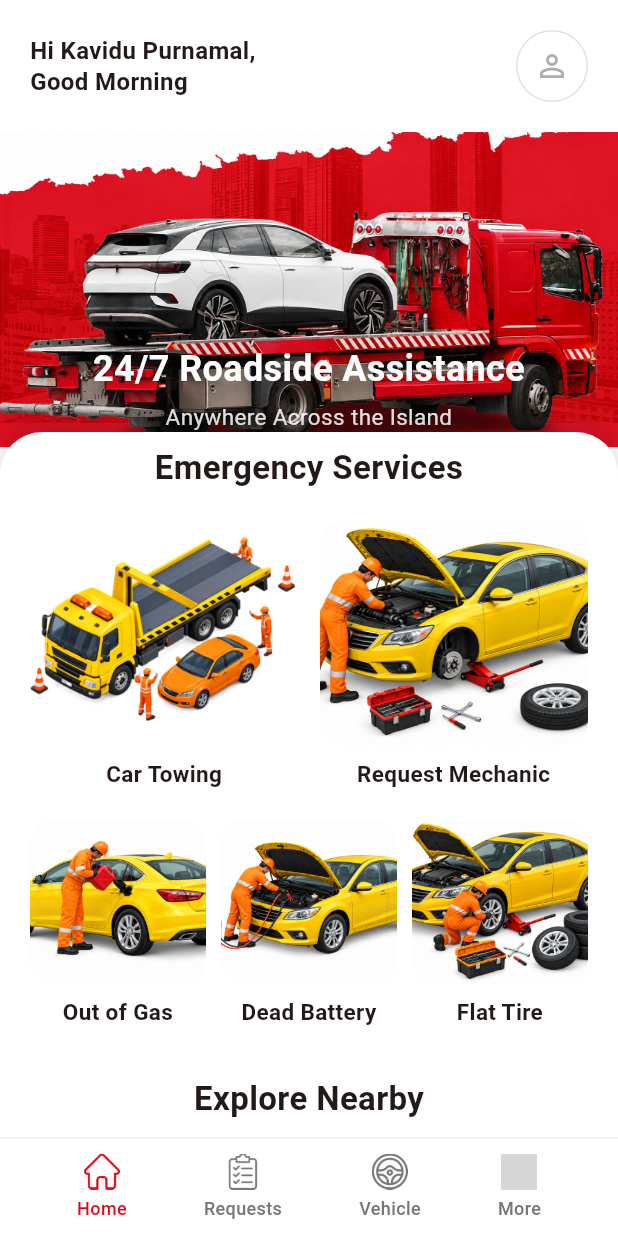
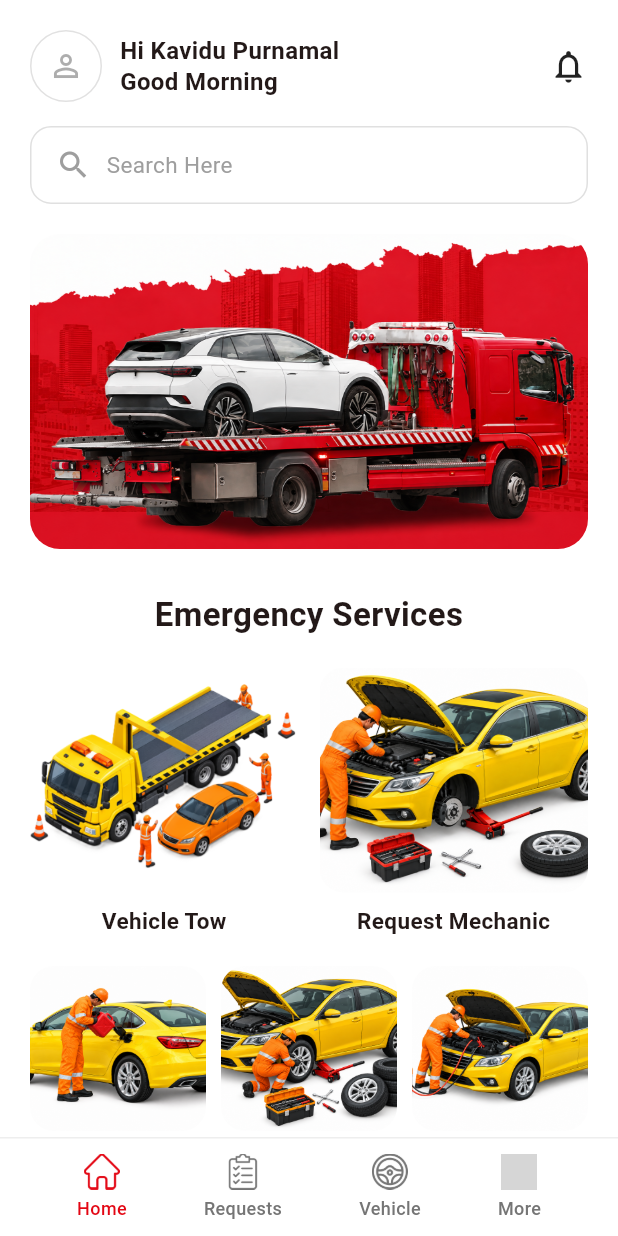
Before and after one commit to ChathuraAbeysinghe/RoadsideAssitance, a Flutter app: the first screen one second after launch, on a phone screen of 412 x 824 dp. Run offline on Flutter 3.47's test engine with Material 3 defaults, Android fonts, the phone set to English and light mode, and no system bars; our stand-ins replace cloud_firestore, firebase_auth, firebase_core, intl_phone_field, pin_code_fields; accounts and stored records are empty; grey boxes are pictures that could not be loaded.

Commit message:
Update home_page.dart

```diff
--- a/lib/features/home/home_page.dart
+++ b/lib/features/home/home_page.dart
@@ -1,15 +1,60 @@
+import 'dart:async';
+
 import 'package:flutter/material.dart';
 
-class HomePage extends StatelessWidget {
+class HomePage extends StatefulWidget {
   final String userName;
 
   const HomePage({super.key, this.userName = 'Kavidu Purnamal'});
+
+  @override
+  State<HomePage> createState() => _HomePageState();
+}
+
+class _HomePageState extends State<HomePage> {
+  // Add / remove image paths here — the carousel adapts to however many you put.
+  final List<String> _heroImages = const [
+    'assets/images/hero.png',
+    'assets/images/hero2.png',
+    'assets/images/hero3.png',
+  ];
+
+  late final PageController _heroController;
+  Timer? _heroTimer;
+  int _currentHeroPage = 0;
 
   String get _greeting {
     final hour = DateTime.now().hour;
     if (hour < 12) return 'Good Morning';
     if (hour < 17) return 'Good Afternoon';
     return 'Good Evening';
+  }
+
+  @override
+  void initState() {
+    super.initState();
+    _heroController = PageController(initialPage: 0);
+    _startHeroTimer();
+  }
+
+  void _startHeroTimer() {
+    _heroTimer?.cancel();
+    _heroTimer = Timer.periodic(const Duration(seconds: 5), (timer) {
+      if (!mounted || !_heroController.hasClients) return;
+      _currentHeroPage = (_currentHeroPage + 1) % _heroImages.length;
+      _heroController.animateToPage(
+        _currentHeroPage,
+        duration: const Duration(milliseconds: 500),
+        curve: Curves.easeInOut,
+      );
+    });
+  }
+
+  @override
+  void dispose() {
+    _heroTimer?.cancel();
+    _heroController.dispose();
+    super.dispose();
   }
 
   @override
@@ -20,22 +65,18 @@ class HomePage extends StatelessWidget {
         bottom: false,
         child: Column(
           children: [
-            // Fixed greeting header
+            // Everything below this point (including the search bar) scrolls together.
+            Expanded(
+              child: SingleChildScrollView(
+                child: Column(
+                  crossAxisAlignment: CrossAxisAlignment.start,
+                  children: [
+                    // Greeting header
                     Padding(
-              padding: const EdgeInsets.fromLTRB(20, 20, 20, 20),
+                      padding: const EdgeInsets.fromLTRB(20, 20, 20, 16),
                       child: Row(
                         mainAxisAlignment: MainAxisAlignment.spaceBetween,
                         children: [
-                  Expanded(
-                    child: Text(
-                      'Hi $userName,\n$_greeting',
-                      style: const TextStyle(
-                        fontSize: 16,
-                        fontWeight: FontWeight.bold,
-                        height: 1.3,
-                      ),
-                    ),
-                  ),
                           Container(
                             width: 48,
                             height: 48,
@@ -50,87 +91,88 @@ class HomePage extends StatelessWidget {
                               color: const Color.fromARGB(151, 117, 117, 117),
                             ),
                           ),
+                          Expanded(
+                            child: Padding(
+                              padding: const EdgeInsets.symmetric(
+                                horizontal: 12,
+                              ),
+                              child: Text(
+                                'Hi ${widget.userName}\n$_greeting',
+                                style: const TextStyle(
+                                  fontSize: 16,
+                                  fontWeight: FontWeight.bold,
+                                  height: 1.3,
+                                ),
+                              ),
+                            ),
+                          ),
+                          Icon(
+                            Icons.notifications_none,
+                            size: 26,
+                            color: Colors.black87,
+                          ),
                         ],
                       ),
                     ),
 
-            // Keep the hero behind the scrollable service sheet.
-            Expanded(
-              child: Stack(
+                    // Search bar
+                    Padding(
+                      padding: const EdgeInsets.symmetric(horizontal: 20),
+                      child: Container(
+                        height: 52,
+                        padding: const EdgeInsets.symmetric(horizontal: 16),
+                        decoration: BoxDecoration(
+                          borderRadius: BorderRadius.circular(14),
+                          border: Border.all(color: Colors.grey.shade300),
+                        ),
+                        child: Row(
                           children: [
-                  SizedBox(
-                    height: 210,
-                    width: double.infinity,
-                    child: Stack(
-                      children: [
-                        Positioned.fill(
-                          child: Image.asset(
-                            'assets/images/hero.png',
-                            fit: BoxFit.cover,
-                            errorBuilder: (context, error, stackTrace) =>
-                                Container(color: const Color(0xFFE30613)),
-                          ),
-                        ),
-                        Positioned(
-                          left: 20,
-                          bottom: 10,
-                          right: 20,
-                          child: Column(
-                            crossAxisAlignment: CrossAxisAlignment.center,
-                            children: [
-                              const Text(
-                                '24/7 Roadside Assistance',
-                                textAlign: TextAlign.center,
-                                style: TextStyle(
-                                  fontSize: 24,
-                                  fontWeight: FontWeight.bold,
-                                  color: Color.fromARGB(255, 255, 254, 254),
-                                ),
-                              ),
-                              const SizedBox(height: 4),
+                            Icon(Icons.search, color: Colors.grey.shade500),
+                            const SizedBox(width: 10),
                             Text(
-                                'Anywhere Across the Island',
-                                textAlign: TextAlign.center,
+                              'Search Here',
                               style: TextStyle(
                                 fontSize: 15,
-                                  color: Colors.white.withValues(alpha: 0.9),
+                                color: Colors.grey.shade500,
                               ),
                             ),
                           ],
                         ),
                       ),
-                      ],
+                    ),
+                    const SizedBox(height: 20),
+
+                    // Auto-rotating hero carousel (changes image every 5 seconds)
+                    Padding(
+                      padding: const EdgeInsets.symmetric(horizontal: 20),
+                      child: ClipRRect(
+                        borderRadius: BorderRadius.circular(20),
+                        child: SizedBox(
+                          height: 210,
+                          width: double.infinity,
+                          child: PageView.builder(
+                            controller: _heroController,
+                            itemCount: _heroImages.length,
+                            onPageChanged: (index) {
+                              _currentHeroPage = index;
+                            },
+                            itemBuilder: (context, index) {
+                              return Image.asset(
+                                _heroImages[index],
+                                fit: BoxFit.cover,
+                                errorBuilder: (context, error, stackTrace) =>
+                                    Container(color: const Color(0xFFE30613)),
+                              );
+                            },
                           ),
                         ),
-                  SingleChildScrollView(
-                    child: Column(
-                      crossAxisAlignment: CrossAxisAlignment.start,
-                      children: [
-                        const SizedBox(height: 200),
-                        Container(
-                          decoration: const BoxDecoration(
-                            color: Colors.white,
-                            borderRadius: BorderRadius.vertical(
-                              top: Radius.circular(28),
                       ),
-                            boxShadow: [
-                              BoxShadow(
-                                color: Color(0x26000000),
-                                blurRadius: 14,
-                                offset: Offset(0, -4),
                     ),
-                            ],
-                          ),
-                          child: Column(
-                            crossAxisAlignment: CrossAxisAlignment.start,
-                            children: [
-                              const SizedBox(height: 8),
+                    const SizedBox(height: 28),
 
-                              // "What do you need help with?" section
+                    // Emergency Services section
                     Padding(
-                                padding: const EdgeInsets.symmetric(
-                                  horizontal: 20,
-                                ),
+                      padding: const EdgeInsets.symmetric(horizontal: 20),
                       child: Column(
                         crossAxisAlignment: CrossAxisAlignment.center,
                         children: [
@@ -149,9 +191,8 @@ class HomePage extends StatelessWidget {
                             children: [
                               Expanded(
                                 child: _ServiceItem(
-                                            label: 'Car Towing',
-                                            imagePath:
-                                                'assets/images/towing.png',
+                                  label: 'Vehicle Tow',
+                                  imagePath: 'assets/images/towing.png',
                                   height: 150,
                                 ),
                               ),
@@ -159,8 +200,7 @@ class HomePage extends StatelessWidget {
                               Expanded(
                                 child: _ServiceItem(
                                   label: 'Request Mechanic',
-                                            imagePath:
-                                                'assets/images/mechanic.png',
+                                  imagePath: 'assets/images/mechanic.png',
                                   height: 150,
                                 ),
                               ),
@@ -173,18 +213,8 @@ class HomePage extends StatelessWidget {
                             children: [
                               Expanded(
                                 child: _ServiceItem(
-                                            label: 'Out of Gas',
-                                            imagePath:
-                                                'assets/images/outoffuel.png',
-                                            height: 110,
-                                          ),
-                                        ),
-                                        const SizedBox(width: 10),
-                                        Expanded(
-                                          child: _ServiceItem(
-                                            label: 'Dead Battery',
-                                            imagePath:
-                                                'assets/images/jumpstart.png',
+                                  label: 'Request Fuel',
+                                  imagePath: 'assets/images/outoffuel.png',
                                   height: 110,
                                 ),
                               ),
@@ -192,54 +222,30 @@ class HomePage extends StatelessWidget {
                               Expanded(
                                 child: _ServiceItem(
                                   label: 'Flat Tire',
-                                            imagePath:
-                                                'assets/images/flattire.png',
+                                  imagePath: 'assets/images/flattire.png',
+                                  height: 110,
+                                ),
+                              ),
+                              const SizedBox(width: 10),
+                              Expanded(
+                                child: _ServiceItem(
+                                  label: 'Jump Start',
+                                  imagePath: 'assets/images/jumpstart.png',
                                   height: 110,
                                 ),
                               ),
                             ],
                           ),
                           const SizedBox(height: 32),
-
-                                    const Text(
-                                      'Explore Nearby',
-                                      style: TextStyle(
-                                        fontSize: 22,
-                                        fontWeight: FontWeight.bold,
-                                      ),
-                                    ),
-                                    const SizedBox(height: 16),
-
-                                    ClipRRect(
-                                      borderRadius: BorderRadius.circular(16),
-                                      child: Image.asset(
-                                        'assets/images/autoshop.jpg',
-                                        height: 130,
-                                        width: double.infinity,
-                                        fit: BoxFit.cover,
-                                        errorBuilder:
-                                            (context, error, stackTrace) =>
-                                                Container(
-                                                  height: 130,
-                                                  color: Colors.grey.shade300,
-                                                ),
-                                      ),
-                                    ),
-                                    const SizedBox(height: 24),
                         ],
                       ),
                     ),
                   ],
                 ),
               ),
-                      ],
-                    ),
-                  ),
-                ],
-              ),
             ),
 
-            // Bottom navigation bar
+            // Bottom navigation bar (fixed, does not scroll)
             SafeArea(top: false, child: _BottomNavBar()),
           ],
         ),
@@ -356,25 +362,3 @@ class _NavItem extends StatelessWidget {
     );
   }
 }
-
-/// Creates a gentle upward curve on the bottom edge of the hero banner,
-/// so the white section below blends smoothly into the image.
-class _CurveClipper extends CustomClipper<Path> {
-  @override
-  Path getClip(Size size) {
-    final path = Path();
-    path.lineTo(0, size.height * 0.4);
-    path.quadraticBezierTo(
-      size.width / 2,
-      size.height * 1.4,
-      size.width,
-      size.height * 0.4,
-    );
-    path.lineTo(size.width, 0);
-    path.close();
-    return path;
-  }
-
-  @override
-  bool shouldReclip(CustomClipper<Path> oldClipper) => false;
-}
```
Lines whose indentation alone changed are shown as unchanged.
